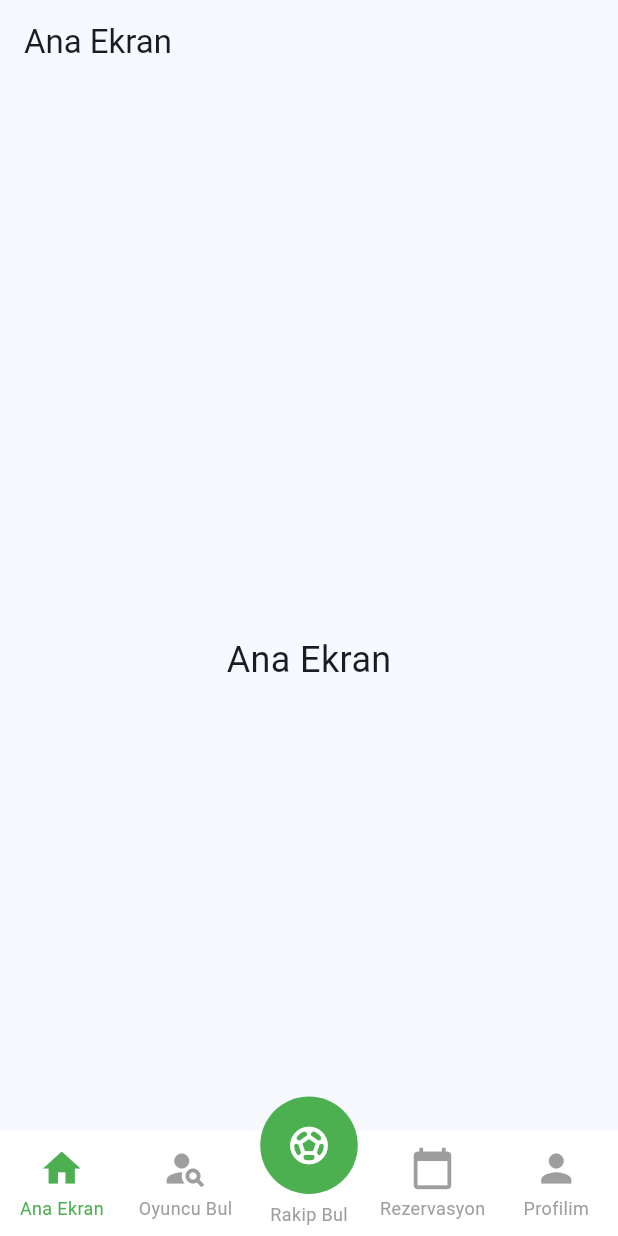
After one commit to mehmeteminnnn/topla_app, a Flutter app: the screen it shows after launch, after a tap on "Giriş Yap", on a phone screen of 412 x 824 dp. The commit adds this screen. Run offline on Flutter 3.47's test engine with Material 3 defaults, Android fonts, the phone set to English and light mode, and no system bars; drawn by our look-alikes of persistent_bottom_nav_bar; our stand-ins replace google_fonts, lottie; network calls fail.

```diff
--- a/lib/main.dart
+++ b/lib/main.dart
@@ -1,7 +1,11 @@
 import 'package:flutter/material.dart';
-import 'screens/splash_screen.dart';
+import 'package:flutter/services.dart';
+import 'screens/login_screen.dart';
 
 void main() {
+  WidgetsFlutterBinding.ensureInitialized();
+  // Impeller'ı devre dışı bırak
+  SystemChrome.setEnabledSystemUIMode(SystemUiMode.manual, overlays: []);
   runApp(const MyApp());
 }
 
@@ -11,13 +15,13 @@ class MyApp extends StatelessWidget {
   @override
   Widget build(BuildContext context) {
     return MaterialApp(
-      title: 'Topla',
+      title: 'Topla App',
       debugShowCheckedModeBanner: false,
       theme: ThemeData(
-        colorScheme: ColorScheme.fromSeed(seedColor: Colors.green),
+        colorScheme: ColorScheme.fromSeed(seedColor: Colors.blue),
         useMaterial3: true,
       ),
-      home: const SplashScreen(),
+      home: const LoginScreen(),
     );
   }
 }
--- /dev/null
+++ b/lib/screens/home_screen.dart
@@ -0,0 +1,20 @@
+import 'package:flutter/material.dart';
+
+class HomeScreen extends StatelessWidget {
+  const HomeScreen({super.key});
+
+  @override
+  Widget build(BuildContext context) {
+    return Scaffold(
+      appBar: AppBar(
+        title: const Text('Ana Ekran'),
+      ),
+      body: const Center(
+        child: Text(
+          'Ana Ekran',
+          style: TextStyle(fontSize: 24),
+        ),
+      ),
+    );
+  }
+}
--- a/lib/screens/login_screen.dart
+++ b/lib/screens/login_screen.dart
@@ -1,5 +1,6 @@
 import 'package:flutter/material.dart';
 import 'register_screen.dart';
+import 'main_screen.dart';
 
 class LoginScreen extends StatefulWidget {
   const LoginScreen({super.key});
@@ -90,8 +91,17 @@ class _LoginScreenState extends State<LoginScreen> {
                   const SizedBox(height: 24),
                   ElevatedButton(
                     onPressed: () {
-                      if (_formKey.currentState!.validate()) {
-                        // TODO: Implement login logic
+                      print(
+                          "Giriş denemesi: ${_emailController.text} / ${_passwordController.text}");
+                      try {
+                        Navigator.pushReplacement(
+                          context,
+                          MaterialPageRoute(
+                            builder: (context) => const MainScreen(),
+                          ),
+                        );
+                      } catch (e) {
+                        print("Navigasyon hatası: $e");
                       }
                     },
                     style: ElevatedButton.styleFrom(
--- /dev/null
+++ b/lib/screens/main_screen.dart
@@ -0,0 +1,93 @@
+import 'package:flutter/material.dart';
+import 'package:persistent_bottom_nav_bar/persistent_bottom_nav_bar.dart';
+import 'home_screen.dart';
+import 'find_player_screen.dart';
+import 'find_opponent_screen.dart';
+import 'reservation_screen.dart';
+import 'profile_screen.dart';
+
+class MainScreen extends StatefulWidget {
+  const MainScreen({super.key});
+
+  @override
+  State<MainScreen> createState() => _MainScreenState();
+}
+
+class _MainScreenState extends State<MainScreen> {
+  final PersistentTabController _controller =
+      PersistentTabController(initialIndex: 0);
+
+  List<Widget> _buildScreens() {
+    return const [
+      HomeScreen(),
+      FindPlayerScreen(),
+      FindOpponentScreen(),
+      ReservationScreen(),
+      ProfileScreen(),
+    ];
+  }
+
+  List<PersistentBottomNavBarItem> _navBarsItems() {
+    return [
+      PersistentBottomNavBarItem(
+        icon: const Icon(Icons.home),
+        title: ("Ana Ekran"),
+        activeColorPrimary: Colors.green,
+        inactiveColorPrimary: Colors.grey,
+        iconSize: 30.0,
+      ),
+      PersistentBottomNavBarItem(
+        icon: const Icon(Icons.person_search),
+        title: ("Oyuncu Bul"),
+        activeColorPrimary: Colors.green,
+        inactiveColorPrimary: Colors.grey,
+        iconSize: 30.0,
+      ),
+      PersistentBottomNavBarItem(
+        icon: const Icon(
+          Icons.sports_soccer,
+          color: Colors.white,
+        ),
+        title: ("Rakip Bul"),
+        activeColorPrimary: Colors.green,
+        inactiveColorPrimary: Colors.grey,
+        iconSize: 30.0,
+      ),
+      PersistentBottomNavBarItem(
+        icon: const Icon(Icons.calendar_today),
+        title: ("Rezervasyon"),
+        activeColorPrimary: Colors.green,
+        inactiveColorPrimary: Colors.grey,
+        iconSize: 30.0,
+      ),
+      PersistentBottomNavBarItem(
+        icon: const Icon(Icons.person),
+        title: ("Profilim"),
+        activeColorPrimary: Colors.green,
+        inactiveColorPrimary: Colors.grey,
+        iconSize: 30.0,
+      ),
+    ];
+  }
+
+  @override
+  Widget build(BuildContext context) {
+    return PersistentTabView(
+      context,
+      controller: _controller,
+      screens: _buildScreens(),
+      items: _navBarsItems(),
+      backgroundColor: Colors.white,
+      handleAndroidBackButtonPress: true,
+      resizeToAvoidBottomInset: true,
+      hideNavigationBarWhenKeyboardAppears: true,
+      navBarStyle: NavBarStyle.style15,
+      bottomScreenMargin: 0,
+      navBarHeight: 70.0,
+      onItemSelected: (index) {
+        setState(() {});
+      },
+      margin: const EdgeInsets.only(top: 20.0),
+    );
+  }
+}
```
Also changed, not shown: lib/screens/find_opponent_screen.dart (added, +20 -0 lines), lib/screens/find_player_screen.dart (added, +225 -0 lines), lib/screens/profile_screen.dart (added, +20 -0 lines), lib/screens/reservation_screen.dart (added, +20 -0 lines), pubspec.yaml (+6 -3 lines), pubspec.lock, 2 other files.
